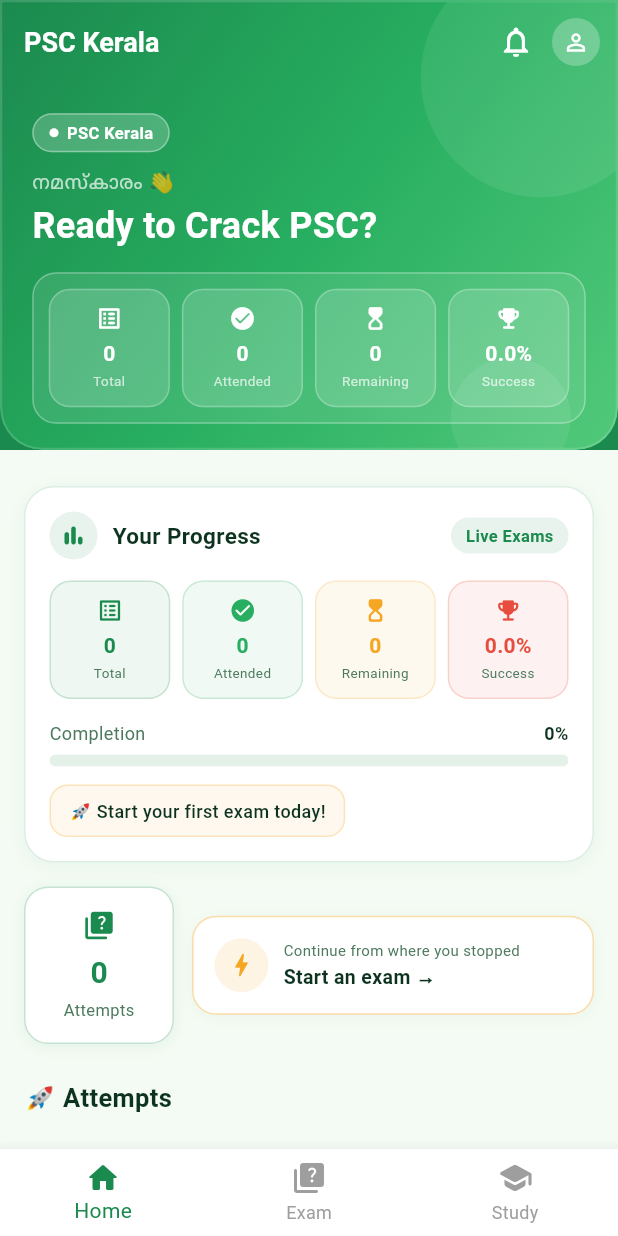
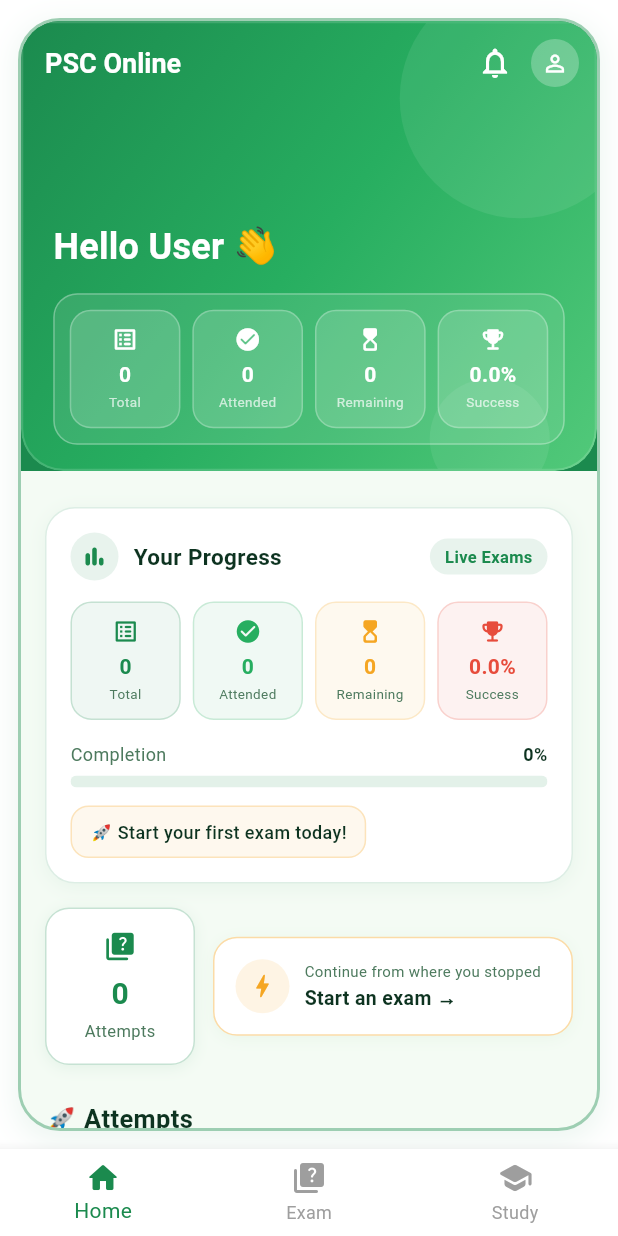
Before and after one commit to varunpnair92/pscexam, a Flutter app: the screen it shows after launch, on a phone screen of 412 x 824 dp. Run offline on Flutter 3.47's test engine with Material 3 defaults, Android fonts, the phone set to English and light mode, and no system bars; our stand-ins replace firebase_auth, firebase_core, fl_chart, get, google_sign_in, shared_preferences; missing offline and left inert: flutter_math_fork; accounts and stored records are empty; network calls fail.

Commit message:
Optin wrapped with math equation also change front with remove crack psc

```diff
--- a/lib/app_home_page.dart
+++ b/lib/app_home_page.dart
@@ -32,8 +32,26 @@
   @override
   Widget build(BuildContext context) {
     return Scaffold(
-      backgroundColor: _bg,
-      body: Obx(() {
+      backgroundColor: Colors.white,
+      body: SafeArea(
+        child: Container(
+          margin: const EdgeInsets.all(12),
+          decoration: BoxDecoration(
+            color: _bg,
+            borderRadius: BorderRadius.circular(28),
+            border: Border.all(color: _green1.withOpacity(0.4), width: 2),
+            boxShadow: [
+              BoxShadow(
+                color: _green1.withOpacity(0.08),
+                blurRadius: 15,
+                spreadRadius: 2,
+                offset: const Offset(0, 5),
+              ),
+            ],
+          ),
+          child: ClipRRect(
+            borderRadius: BorderRadius.circular(26),
+            child: Obx(() {
               if (ctrl.isLoading.value) {
                 return const Center(
                   child: CircularProgressIndicator(color: _green2),
@@ -70,6 +88,9 @@
           ],
         );
             }),
+          ),
+        ),
+      ),
     );
   }
 
@@ -132,48 +153,16 @@
                   crossAxisAlignment: CrossAxisAlignment.start,
                   mainAxisAlignment: MainAxisAlignment.end,
                   children: [
-                    Container(
-                      padding: const EdgeInsets.symmetric(
-                          horizontal: 10, vertical: 4),
-                      decoration: BoxDecoration(
-                        color: Colors.white.withOpacity(0.2),
-                        borderRadius: BorderRadius.circular(20),
-                        border: Border.all(
-                            color: Colors.white.withOpacity(0.35)),
-                      ),
-                      child: Row(
-                        mainAxisSize: MainAxisSize.min,
-                        children: const [
-                          Icon(Icons.circle, size: 7, color: Colors.white),
-                          SizedBox(width: 5),
-                          Text('PSC Kerala',
-                              style: TextStyle(
-                                  color: Colors.white,
-                                  fontSize: 11,
-                                  fontWeight: FontWeight.w600)),
-                        ],
-                      ),
-                    ),
-                    const SizedBox(height: 10),
+
                     Obx(() => Text(
-                      ctrl.userName.value.isNotEmpty
-                          ? 'ഹലോ, ${ctrl.userName.value.split(' ').first}! 👋'
-                          : 'നമസ്കാരം 👋',
+                      'Hello ${ctrl.userName.value.isNotEmpty ? ctrl.userName.value : 'User'} 👋',
                       style: const TextStyle(
-                          color: Colors.white70,
-                          fontSize: 14,
-                          letterSpacing: 0.4),
-                    )),
-                    const SizedBox(height: 2),
-                    const Text(
-                      'Ready to Crack PSC?',
-                      style: TextStyle(
                         color: Colors.white,
                         fontSize: 24,
                         fontWeight: FontWeight.bold,
                         letterSpacing: 0.2,
                       ),
-                    ),
+                    )),
                     const SizedBox(height: 14),
                     // ── Stats tiles inside header ──
                     Container(
@@ -204,7 +193,7 @@
         ),          // closes ClipRRect
       ),            // closes FlexibleSpaceBar
       title: const Text(
-        'PSC Kerala',
+        'PSC Online',
         style: TextStyle(
             color: Colors.white,
             fontSize: 18,
@@ -263,7 +252,7 @@
     return Obx(() {
       if (sliderCtrl.isLoading.value) {
         return const SizedBox(
-          height: 170,
+          height: 220,
           child: Center(child: CircularProgressIndicator(color: _green1)),
         );
       }
@@ -271,7 +260,7 @@
         return const SizedBox.shrink();
       }
       return SizedBox(
-        height: 170,
+        height: 220,
         child: PageView.builder(
           controller: PageController(viewportFraction: 0.92),
           itemCount: sliderCtrl.sliderImages.length,
@@ -707,12 +696,12 @@
             child: Row(
               children: [
                 Container(
-                  padding: const EdgeInsets.all(6),
+                  padding: const EdgeInsets.all(4),
                   decoration: BoxDecoration(
                     color: _green1.withOpacity(0.1),
                     shape: BoxShape.circle,
                   ),
-                  child: const Icon(Icons.rocket_launch, color: _green1, size: 16),
+                  child: const Icon(Icons.rocket_launch, color: _green1, size: 12),
                 ),
                 const SizedBox(width: 8),
                 Expanded(
--- a/lib/exam_page.dart
+++ b/lib/exam_page.dart
@@ -182,7 +182,10 @@
                             controller.selectAnswer(o.toString());
                             controller.saveProgress();
                           },
-                          child: Text(o.toString()),
+                          child: Align(
+                            alignment: Alignment.centerLeft,
+                            child: MathText(text: o.toString()),
+                          ),
                         ),
                       );
                     }),
```
Lines whose indentation alone changed are shown as unchanged.
